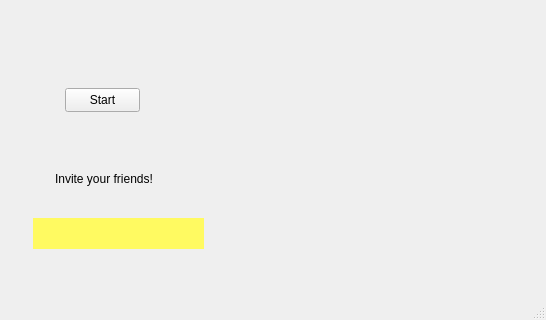
Above: Gartic-Frontend/Gartic-Frontend/HostRoom.ui from rusuuu/Professional-Googlers before the change; both pictures show x 205 to 751 and y 189 to 509 of the 751 by 509 pixel window. Below: the same form after it.
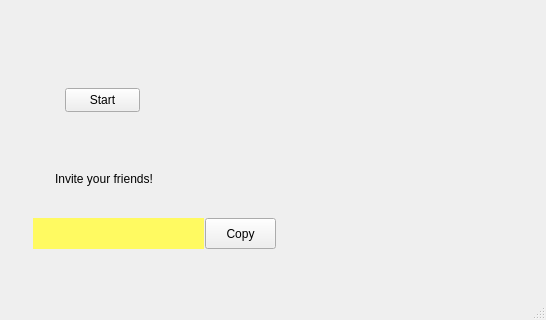
That is the form after the change.

Commit message: Added Copy Invite Code Button in Host Page

The edit to the form file:
```diff
--- a/Gartic-Frontend/Gartic-Frontend/HostRoom.ui
+++ b/Gartic-Frontend/Gartic-Frontend/HostRoom.ui
@@ -57,6 +57,19 @@
      <string/>
     </property>
    </widget>
+   <widget class="QPushButton" name="CopyInviteCodeButton">
+    <property name="geometry">
+     <rect>
+      <x>410</x>
+      <y>390</y>
+      <width>71</width>
+      <height>31</height>
+     </rect>
+    </property>
+    <property name="text">
+     <string>Copy</string>
+    </property>
+   </widget>
   </widget>
   <widget class="QMenuBar" name="menuBar">
    <property name="geometry">
```
